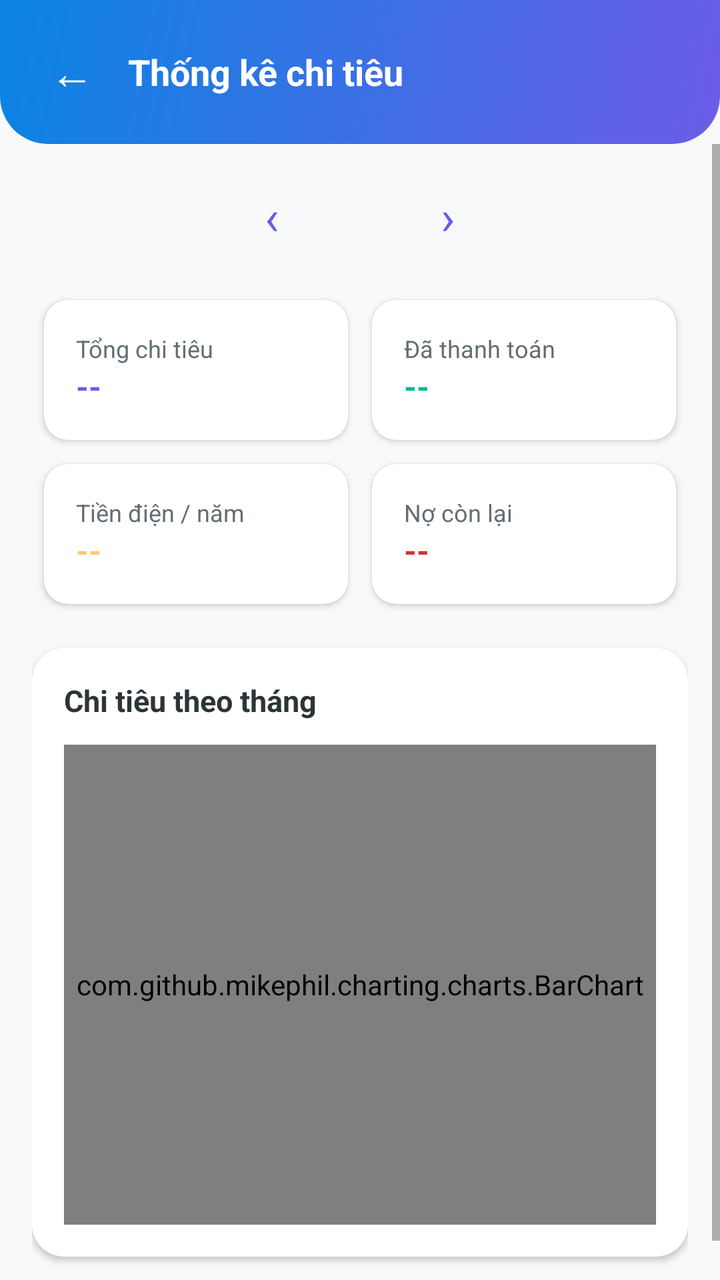
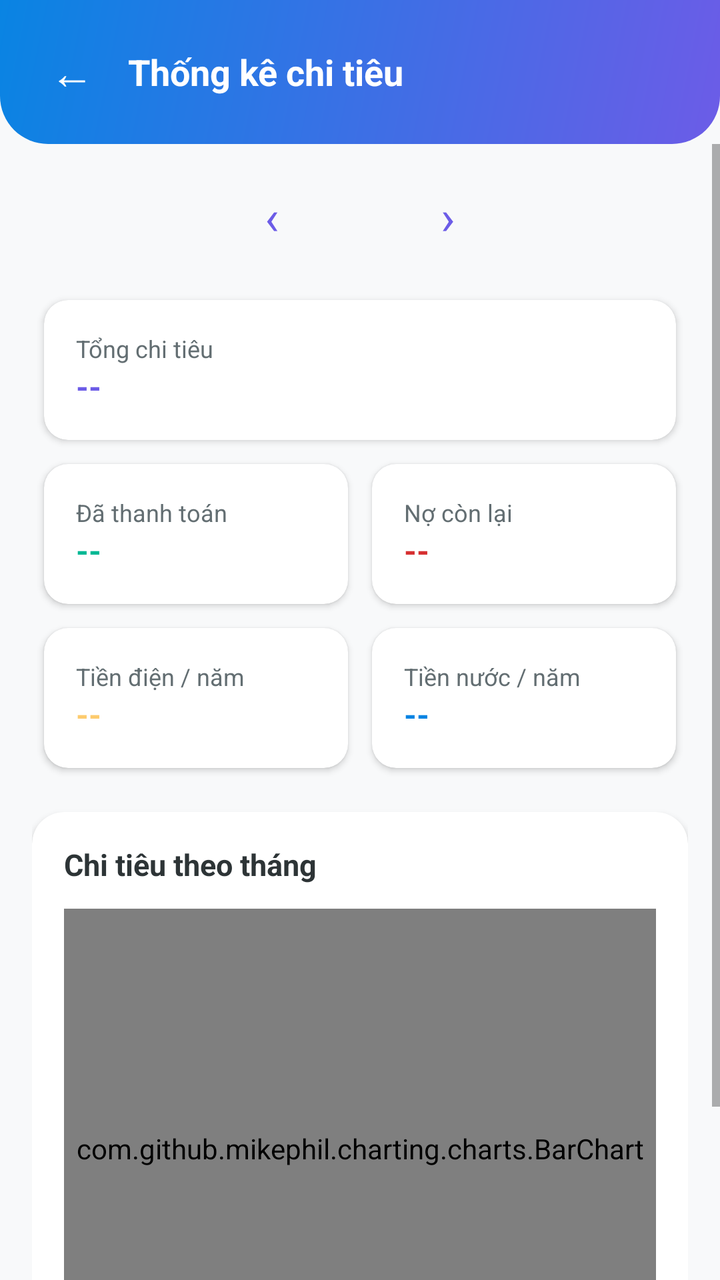

The first picture is an Android layout as it rendered before a commit; the second is the same layout after the commit. The layout source and the unified diff follow.
<!-- AndroidManifest.xml: application theme Theme.SmartBoarding -->
<!-- res/layout/activity_statistics.xml -->
<?xml version="1.0" encoding="utf-8"?>
<LinearLayout
    xmlns:android="http://schemas.android.com/apk/res/android"
    xmlns:app="http://schemas.android.com/apk/res-auto"
    android:layout_width="match_parent"
    android:layout_height="match_parent"
    android:orientation="vertical"
    android:background="@color/bg_light">

    
    <LinearLayout
        android:layout_width="match_parent"
        android:layout_height="wrap_content"
        android:background="@drawable/gradient_header"
        android:orientation="horizontal"
        android:gravity="center_vertical"
        android:padding="16dp"
        android:paddingTop="40dp">

        <TextView
            android:id="@+id/btnBack"
            android:layout_width="40dp"
            android:layout_height="40dp"
            android:gravity="center"
            android:text="←"
            android:textColor="@color/white"
            android:textSize="22sp" />

        <TextView
            android:layout_width="0dp"
            android:layout_height="wrap_content"
            android:layout_weight="1"
            android:layout_marginStart="8dp"
            android:text="Thống kê chi tiêu"
            android:textColor="@color/white"
            android:textSize="18sp"
            android:textStyle="bold" />

    </LinearLayout>

    <ScrollView
        android:layout_width="match_parent"
        android:layout_height="match_parent">

        <LinearLayout
            android:layout_width="match_parent"
            android:layout_height="wrap_content"
            android:orientation="vertical"
            android:padding="16dp">

            
            <LinearLayout
                android:layout_width="match_parent"
                android:layout_height="wrap_content"
                android:layout_marginBottom="16dp"
                android:gravity="center"
                android:orientation="horizontal">

                <TextView
                    android:id="@+id/btnPrevYear"
                    android:layout_width="40dp"
                    android:layout_height="40dp"
                    android:gravity="center"
                    android:text="‹"
                    android:textColor="@color/purple_primary"
                    android:textSize="24sp" />

                <TextView
                    android:id="@+id/tvYear"
                    android:layout_width="wrap_content"
                    android:layout_height="wrap_content"
                    android:paddingHorizontal="24dp"
                    android:textColor="@color/text_primary"
                    android:textSize="20sp"
                    android:textStyle="bold" />

                <TextView
                    android:id="@+id/btnNextYear"
                    android:layout_width="40dp"
                    android:layout_height="40dp"
                    android:gravity="center"
                    android:text="›"
                    android:textColor="@color/purple_primary"
                    android:textSize="24sp" />

            </LinearLayout>

            
            <ProgressBar
                android:id="@+id/progressBar"
                android:layout_width="wrap_content"
                android:layout_height="wrap_content"
                android:layout_gravity="center"
                android:visibility="gone" />

            
            <GridLayout
                android:layout_width="match_parent"
                android:layout_height="wrap_content"
                android:layout_marginBottom="16dp"
                android:columnCount="2">

                
                <androidx.cardview.widget.CardView
                    android:layout_width="0dp"
                    android:layout_height="wrap_content"
                    android:layout_columnWeight="1"
                    android:layout_margin="6dp"
                    app:cardCornerRadius="12dp"
                    app:cardElevation="2dp">

                    <LinearLayout
                        android:layout_width="match_parent"
                        android:layout_height="wrap_content"
                        android:orientation="vertical"
                        android:padding="16dp">

                        <TextView
                            android:layout_width="wrap_content"
                            android:layout_height="wrap_content"
                            android:text="Tổng chi tiêu"
                            android:textColor="@color/text_secondary"
                            android:textSize="12sp" />

                        <TextView
                            android:id="@+id/tvTotalYear"
                            android:layout_width="wrap_content"
                            android:layout_height="wrap_content"
                            android:text="--"
                            android:textColor="@color/purple_primary"
                            android:textSize="16sp"
                            android:textStyle="bold" />

                    </LinearLayout>

                </androidx.cardview.widget.CardView>

                
                <androidx.cardview.widget.CardView
                    android:layout_width="0dp"
                    android:layout_height="wrap_content"
                    android:layout_columnWeight="1"
                    android:layout_margin="6dp"
                    app:cardCornerRadius="12dp"
                    app:cardElevation="2dp">

                    <LinearLayout
                        android:layout_width="match_parent"
                        android:layout_height="wrap_content"
                        android:orientation="vertical"
                        android:padding="16dp">

                        <TextView
                            android:layout_width="wrap_content"
                            android:layout_height="wrap_content"
                            android:text="Đã thanh toán"
                            android:textColor="@color/text_secondary"
                            android:textSize="12sp" />

                        <TextView
                            android:id="@+id/tvPaidYear"
                            android:layout_width="wrap_content"
                            android:layout_height="wrap_content"
                            android:text="--"
                            android:textColor="@color/green_success"
                            android:textSize="16sp"
                            android:textStyle="bold" />

                    </LinearLayout>

                </androidx.cardview.widget.CardView>

                
                <androidx.cardview.widget.CardView
                    android:layout_width="0dp"
                    android:layout_height="wrap_content"
                    android:layout_columnWeight="1"
                    android:layout_margin="6dp"
                    app:cardCornerRadius="12dp"
                    app:cardElevation="2dp">

                    <LinearLayout
                        android:layout_width="match_parent"
                        android:layout_height="wrap_content"
                        android:orientation="vertical"
                        android:padding="16dp">

                        <TextView
                            android:layout_width="wrap_content"
                            android:layout_height="wrap_content"
                            android:text="Tiền điện / năm"
                            android:textColor="@color/text_secondary"
                            android:textSize="12sp" />

                        <TextView
                            android:id="@+id/tvElectricTotal"
                            android:layout_width="wrap_content"
                            android:layout_height="wrap_content"
                            android:text="--"
                            android:textColor="@color/orange_warning"
                            android:textSize="16sp"
                            android:textStyle="bold" />

                    </LinearLayout>

                </androidx.cardview.widget.CardView>

                
                <androidx.cardview.widget.CardView
                    android:layout_width="0dp"
                    android:layout_height="wrap_content"
                    android:layout_columnWeight="1"
                    android:layout_margin="6dp"
                    app:cardCornerRadius="12dp"
                    app:cardElevation="2dp">

                    <LinearLayout
                        android:layout_width="match_parent"
                        android:layout_height="wrap_content"
                        android:orientation="vertical"
                        android:padding="16dp">

                        <TextView
                            android:layout_width="wrap_content"
                            android:layout_height="wrap_content"
                            android:text="Nợ còn lại"
                            android:textColor="@color/text_secondary"
                            android:textSize="12sp" />

                        <TextView
                            android:id="@+id/tvDebtYear"
                            android:layout_width="wrap_content"
                            android:layout_height="wrap_content"
                            android:text="--"
                            android:textColor="@color/red_danger"
                            android:textSize="16sp"
                            android:textStyle="bold" />

                    </LinearLayout>

                </androidx.cardview.widget.CardView>

            </GridLayout>

            
            <androidx.cardview.widget.CardView
                android:layout_width="match_parent"
                android:layout_height="wrap_content"
                android:layout_marginBottom="16dp"
                app:cardCornerRadius="16dp"
                app:cardElevation="2dp">

                <LinearLayout
                    android:layout_width="match_parent"
                    android:layout_height="wrap_content"
                    android:orientation="vertical"
                    android:padding="16dp">

                    <TextView
                        android:layout_width="wrap_content"
                        android:layout_height="wrap_content"
                        android:layout_marginBottom="12dp"
                        android:text="Chi tiêu theo tháng"
                        android:textColor="@color/text_primary"
                        android:textSize="15sp"
                        android:textStyle="bold" />

                    <com.github.mikephil.charting.charts.BarChart
                        android:id="@+id/barChart"
                        android:layout_width="match_parent"
                        android:layout_height="240dp" />

                    
                    <TextView
                        android:id="@+id/tvWaterTotal"
                        android:layout_width="wrap_content"
                        android:layout_height="wrap_content"
                        android:visibility="gone" />

                </LinearLayout>

            </androidx.cardview.widget.CardView>

        </LinearLayout>

    </ScrollView>

</LinearLayout>
<!-- resources referenced by this layout -->
<resources>
  <color name="bg_light">#F8F9FA</color>
  <color name="green_success">#00B894</color>
  <color name="orange_warning">#FDCB6E</color>
  <color name="purple_primary">#6C5CE7</color>
  <color name="red_danger">#D63031</color>
  <color name="text_primary">#2D3436</color>
  <color name="text_secondary">#636E72</color>
  <color name="white">#FFFFFF</color>
  <!-- drawable gradient_header (drawable) -->
  <?xml version="1.0" encoding="utf-8"?>
  <shape xmlns:android="http://schemas.android.com/apk/res/android">
      <gradient
          android:startColor="#6C5CE7"
          android:endColor="#0984E3"
          android:angle="135"
          android:type="linear"/>
      <corners android:bottomLeftRadius="24dp" android:bottomRightRadius="24dp"/>
  </shape>
  <style name="Theme.SmartBoarding" parent="Theme.MaterialComponents.Light.NoActionBar">
          <item name="colorPrimary">#6C5CE7</item>
          <item name="colorPrimaryVariant">#5A4BD1</item>
          <item name="colorOnPrimary">#FFFFFF</item>
          <item name="colorSecondary">#0984E3</item>
          <item name="colorOnSecondary">#FFFFFF</item>
          <item name="android:statusBarColor">#5A4BD1</item>
          <item name="android:windowBackground">#F8F9FA</item>
      </style>
</resources>

<!-- the commit's change to res/layout/activity_statistics.xml (unified diff, before → after) -->
@@ -102,6 +102,41 @@
 
                 
                 <androidx.cardview.widget.CardView
+                    android:layout_width="match_parent"
+                    android:layout_height="wrap_content"
+                    android:layout_columnSpan="2"
+                    android:layout_margin="6dp"
+                    app:cardCornerRadius="12dp"
+                    app:cardElevation="2dp">
+
+                    <LinearLayout
+                        android:layout_width="match_parent"
+                        android:layout_height="wrap_content"
+                        android:orientation="vertical"
+                        android:padding="16dp">
+
+                        <TextView
+                            android:layout_width="wrap_content"
+                            android:layout_height="wrap_content"
+                            android:text="Tổng chi tiêu"
+                            android:textColor="@color/text_secondary"
+                            android:textSize="12sp" />
+
+                        <TextView
+                            android:id="@+id/tvTotalYear"
+                            android:layout_width="wrap_content"
+                            android:layout_height="wrap_content"
+                            android:text="--"
+                            android:textColor="@color/purple_primary"
+                            android:textSize="16sp"
+                            android:textStyle="bold" />
+
+                    </LinearLayout>
+
+                </androidx.cardview.widget.CardView>
+
+                
+                <androidx.cardview.widget.CardView
                     android:layout_width="0dp"
                     android:layout_height="wrap_content"
                     android:layout_columnWeight="1"
@@ -118,16 +153,16 @@
                         <TextView
                             android:layout_width="wrap_content"
                             android:layout_height="wrap_content"
-                            android:text="Tổng chi tiêu"
-                            android:textColor="@color/text_secondary"
-                            android:textSize="12sp" />
-
-                        <TextView
-                            android:id="@+id/tvTotalYear"
-                            android:layout_width="wrap_content"
-                            android:layout_height="wrap_content"
-                            android:text="--"
-                            android:textColor="@color/purple_primary"
+                            android:text="Đã thanh toán"
+                            android:textColor="@color/text_secondary"
+                            android:textSize="12sp" />
+
+                        <TextView
+                            android:id="@+id/tvPaidYear"
+                            android:layout_width="wrap_content"
+                            android:layout_height="wrap_content"
+                            android:text="--"
+                            android:textColor="@color/green_success"
                             android:textSize="16sp"
                             android:textStyle="bold" />
 
@@ -153,16 +188,16 @@
                         <TextView
                             android:layout_width="wrap_content"
                             android:layout_height="wrap_content"
-                            android:text="Đã thanh toán"
-                            android:textColor="@color/text_secondary"
-                            android:textSize="12sp" />
-
-                        <TextView
-                            android:id="@+id/tvPaidYear"
-                            android:layout_width="wrap_content"
-                            android:layout_height="wrap_content"
-                            android:text="--"
-                            android:textColor="@color/green_success"
+                            android:text="Nợ còn lại"
+                            android:textColor="@color/text_secondary"
+                            android:textSize="12sp" />
+
+                        <TextView
+                            android:id="@+id/tvDebtYear"
+                            android:layout_width="wrap_content"
+                            android:layout_height="wrap_content"
+                            android:text="--"
+                            android:textColor="@color/red_danger"
                             android:textSize="16sp"
                             android:textStyle="bold" />
 
@@ -223,16 +258,16 @@
                         <TextView
                             android:layout_width="wrap_content"
                             android:layout_height="wrap_content"
-                            android:text="Nợ còn lại"
-                            android:textColor="@color/text_secondary"
-                            android:textSize="12sp" />
-
-                        <TextView
-                            android:id="@+id/tvDebtYear"
-                            android:layout_width="wrap_content"
-                            android:layout_height="wrap_content"
-                            android:text="--"
-                            android:textColor="@color/red_danger"
+                            android:text="Tiền nước / năm"
+                            android:textColor="@color/text_secondary"
+                            android:textSize="12sp" />
+
+                        <TextView
+                            android:id="@+id/tvWaterTotal"
+                            android:layout_width="wrap_content"
+                            android:layout_height="wrap_content"
+                            android:text="--"
+                            android:textColor="@color/blue_primary"
                             android:textSize="16sp"
                             android:textStyle="bold" />
 
@@ -270,12 +305,7 @@
                         android:layout_width="match_parent"
                         android:layout_height="240dp" />
 
-                    
-                    <TextView
-                        android:id="@+id/tvWaterTotal"
-                        android:layout_width="wrap_content"
-                        android:layout_height="wrap_content"
-                        android:visibility="gone" />
+
 
                 </LinearLayout>
 
<!-- resource entries referenced after the edit -->
@@ -1,6 +1,7 @@
 <!-- resources referenced by this layout -->
 <resources>
   <color name="bg_light">#F8F9FA</color>
+  <color name="blue_primary">#0984E3</color>
   <color name="green_success">#00B894</color>
   <color name="orange_warning">#FDCB6E</color>
   <color name="purple_primary">#6C5CE7</color>
